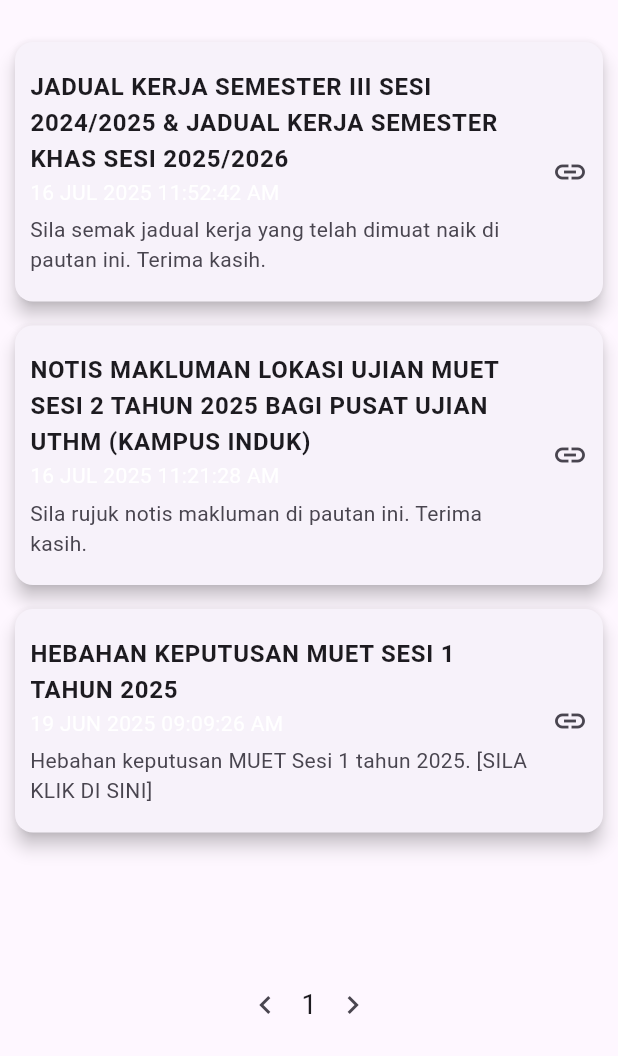
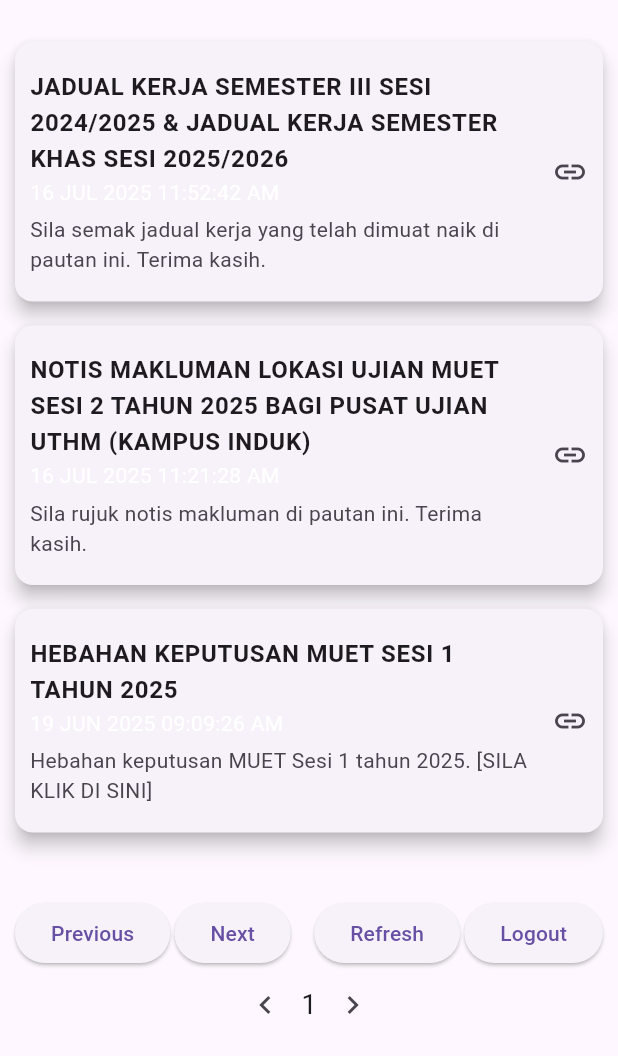
Before and after one commit to Mohamedko5/Samp-Web-Side, a Flutter app: the screen it shows after launch, on a phone screen of 412 x 824 dp, the part 180-1236 px from its top. Run offline on Flutter 3.47's test engine with Material 3 defaults, Android fonts, the light colour scheme and no system bars.

Commit message:
initial commit

```diff
--- a/lib/main.dart
+++ b/lib/main.dart
@@ -132,6 +132,17 @@ class DashboardPage extends StatelessWidget {
                 ],
               ),
             ),
+            SizedBox(height: 10),
+            Row(
+              mainAxisAlignment: MainAxisAlignment.spaceBetween,
+              children: [
+                ElevatedButton(onPressed: () {}, child: Text('Previous')),
+                ElevatedButton(onPressed: () {}, child: Text('Next')),
+                SizedBox(width: 10),
+                ElevatedButton(onPressed: () {}, child: Text('Refresh')),
+                ElevatedButton(onPressed: () {}, child: Text('Logout')),
+              ],
+            ),
             Pagination(),
           ],
         ),
```
